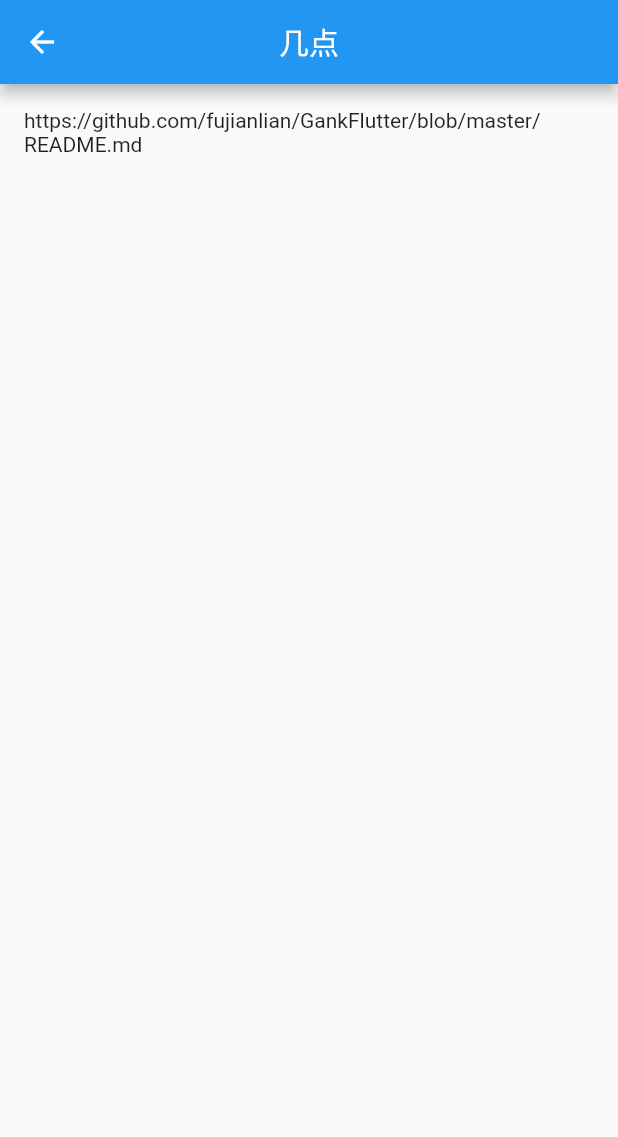
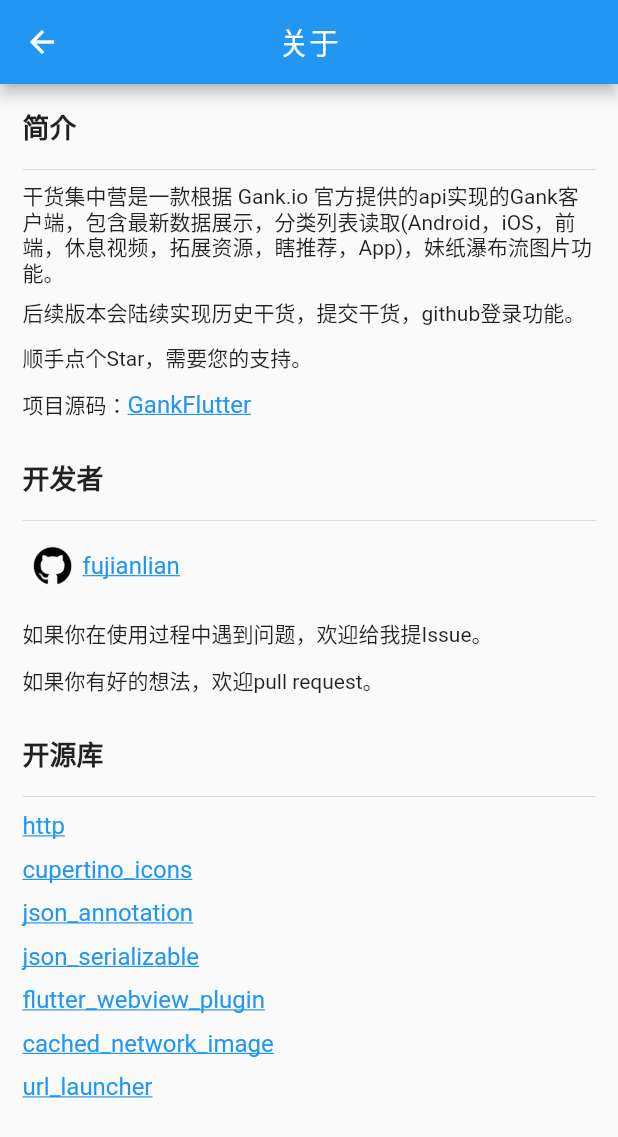
Before and after one commit to fujianlian/GankFlutter, a Flutter app: the screen it shows after launch, item 4 of the bottom bar chosen, after a tap on "关于", on a phone screen of 412 x 824 dp. Shown: the top 1137 px of the screen. Run offline on Flutter 3.47's test engine with Material 2 defaults, Android fonts, the phone set to English and light mode, and no system bars; our stand-ins replace cached_network_image; missing offline and left inert: flutter_webview_plugin; network calls fail.

Commit message:
新增关于页面

```diff
--- /dev/null
+++ b/lib/gank/AboutPage.dart
@@ -0,0 +1,177 @@
+import 'package:flutter/material.dart';
+import 'package:url_launcher/url_launcher.dart';
+
+class AboutPage extends StatelessWidget {
+  Color _color;
+
+  IconData _backIcon(BuildContext context) {
+    switch (Theme.of(context).platform) {
+      case TargetPlatform.android:
+      case TargetPlatform.fuchsia:
+        return Icons.arrow_back;
+      case TargetPlatform.iOS:
+        return Icons.arrow_back_ios;
+    }
+    assert(false);
+    return null;
+  }
+
+  @override
+  Widget build(BuildContext context) {
+    _color = Theme.of(context).accentColor;
+    return new Scaffold(
+        appBar: new AppBar(
+          title: new Text("关于"),
+          centerTitle: true,
+          leading: Builder(
+            builder: (BuildContext context) {
+              return IconButton(
+                icon: Icon(_backIcon(context)),
+                onPressed: () {
+                  Navigator.pop(context);
+                },
+              );
+            },
+          ),
+        ),
+        body: ListView(
+          padding: EdgeInsets.all(15.0),
+          children: <Widget>[_introduction(), _developer(), _openLibrary()],
+        ));
+  }
+
+  /// 简介
+  Widget _introduction() {
+    return new Column(
+      crossAxisAlignment: CrossAxisAlignment.start,
+      children: <Widget>[
+        new Text("简介",
+            style: new TextStyle(fontWeight: FontWeight.w600, fontSize: 18.0)),
+        _line(),
+        Padding(
+          padding: const EdgeInsets.only(top: 10.0),
+        ),
+        new Text(
+          "干货集中营是一款根据 Gank.io 官方提供的api实现的Gank客户端，包含最新数据展示，"
+              "分类列表读取(Android，iOS，前端，休息视频，拓展资源，瞎推荐，App)，妹纸瀑布流图片功能。",
+          style: new TextStyle(height: 1.2),
+        ),
+        Padding(
+          padding: const EdgeInsets.only(top: 10.0),
+        ),
+        new Text("后续版本会陆续实现历史干货，提交干货，github登录功能。",
+            style: new TextStyle(height: 1.2)),
+        Padding(
+          padding: const EdgeInsets.only(top: 10.0),
+        ),
+        new Text("顺手点个Star，需要您的支持。"),
+        Padding(
+          padding: const EdgeInsets.only(top: 10.0),
+        ),
+        new Row(
+          children: <Widget>[
+            new Text("项目源码："),
+            _linkText(
+                "GankFlutter", "https://github.com/fujianlian/GankFlutter")
+          ],
+        )
+      ],
+    );
+  }
+
+  /// 开发者
+  Widget _developer() {
+    return new Container(
+        margin: EdgeInsets.only(top: 25.0, bottom: 25.0),
+        child: new Column(
+          crossAxisAlignment: CrossAxisAlignment.start,
+          children: <Widget>[
+            new Text("开发者",
+                style:
+                    new TextStyle(fontWeight: FontWeight.w600, fontSize: 18.0)),
+            _line(),
+            Padding(
+              padding: const EdgeInsets.only(top: 10.0),
+            ),
+            new Row(
+              children: <Widget>[
+                new Image(
+                    image: AssetImage("images/github.png"),
+                    height: 40,
+                    width: 40),
+                _linkText("fujianlian", "https://github.com/fujianlian")
+              ],
+            ),
+            Padding(
+              padding: const EdgeInsets.only(top: 15.0),
+            ),
+            new Text("如果你在使用过程中遇到问题，欢迎给我提Issue。"),
+            Padding(
+              padding: const EdgeInsets.only(top: 10.0),
+            ),
+            new Text("如果你有好的想法，欢迎pull request。"),
+          ],
+        ));
+  }
+
+  /// 开源库
+  Widget _openLibrary() {
+    return new Column(
+        crossAxisAlignment: CrossAxisAlignment.start,
+        children: <Widget>[
+          new Text("开源库",
+              style:
+                  new TextStyle(fontWeight: FontWeight.w600, fontSize: 18.0)),
+          _line(),
+          _linkTextPadding("http", "https://pub.dartlang.org/packages/http"),
+          _linkTextPadding("cupertino_icons",
+              "https://pub.dartlang.org/packages/cupertino_icons"),
+          _linkTextPadding("json_annotation",
+              "https://github.com/dart-lang/json_serializable"),
+          _linkTextPadding("json_serializable",
+              "https://github.com/dart-lang/json_serializable"),
+          _linkTextPadding("flutter_webview_plugin",
+              "https://github.com/dart-flitter/flutter_webview_plugin"),
+          _linkTextPadding("cached_network_image",
+              "https://github.com/renefloor/flutter_cached_network_image"),
+          _linkTextPadding("url_launcher",
+              "https://github.com/flutter/plugins/tree/master/packages/url_launcher"),
+        ]);
+  }
+
+  Widget _line() {
+    return Padding(
+      padding: const EdgeInsets.only(top: 15.0),
+      child: Divider(height: 0.0),
+    );
+  }
+
+  Widget _linkText(String text, String url) {
+    return new Column(
+      children: <Widget>[
+        new GestureDetector(
+          onTap: () {
+            launch(url);
+          },
+          child: new Text(text,
+              style: new TextStyle(
+                color: _color,
+                fontSize: 16.0,
+                decoration: TextDecoration.underline,
+              )),
+        ),
+      ],
+    );
+  }
+
+  Widget _linkTextPadding(String text, String url) {
+    return new Column(
+      children: <Widget>[
+        Padding(
+          padding: const EdgeInsets.only(top: 10.0),
+        ),
+        _linkText(text, url)
+      ],
+    );
+  }
+}
--- a/lib/gank/MarkDownPage.dart
+++ /dev/null
@@ -1,53 +0,0 @@
-import 'package:flutter/material.dart';
-import 'package:flutter_markdown/flutter_markdown.dart';
-
-class MarkDownPage extends StatefulWidget {
-  MarkDownPage({Key key, this.title}) : super(key: key);
-
-  final String title;
-
-  @override
-  State<StatefulWidget> createState() {
-    return new MarkDownPageState();
-  }
-}
-const String _markdownData = "https://github.com/fujianlian/GankFlutter/blob/master/README.md";
-
-class MarkDownPageState extends State<MarkDownPage> {
-
-  var contexts;
-
-  IconData _backIcon() {
-    switch (Theme.of(contexts).platform) {
-      case TargetPlatform.android:
-      case TargetPlatform.fuchsia:
-        return Icons.arrow_back;
-      case TargetPlatform.iOS:
-        return Icons.arrow_back_ios;
-    }
-    assert(false);
-    return null;
-  }
-
-  @override
-  Widget build(BuildContext context) {
-    contexts = context;
-    return new Scaffold(
-      appBar: new AppBar(
-        title: new Text(widget.title),
-        centerTitle: true,
-        leading: Builder(
-          builder: (BuildContext context) {
-            return IconButton(
-              icon: Icon(_backIcon()),
-              onPressed: () {
-                Navigator.pop(contexts);
-              },
-            );
-          },
-        ),
-      ),
-        body: const Markdown(data: _markdownData)
-    );
-  }
-}
--- a/lib/gank/MyPage.dart
+++ b/lib/gank/MyPage.dart
@@ -1,5 +1,5 @@
 import 'package:flutter/material.dart';
-import 'package:flutter_gank/gank/MarkDownPage.dart';
+import 'package:flutter_gank/gank/AboutPage.dart';
 import 'package:url_launcher/url_launcher.dart';
 
 class MyPage extends StatefulWidget {
@@ -96,7 +96,7 @@ class _MyPageState extends State<MyPage> {
             onTap: () {
               Navigator.push(_context,
                   new MaterialPageRoute(builder: (context) {
-                return new MarkDownPage(title: "几点");
+                return new AboutPage();
               }));
             },
           ),
--- a/pubspec.yaml
+++ b/pubspec.yaml
@@ -24,7 +24,6 @@ dependencies:
   flutter_webview_plugin: ^0.3.0+2
   cached_network_image: ^0.5.1
   url_launcher: ^4.0.3
-  flutter_markdown: ^0.2.0
 
 dev_dependencies:
   flutter_test:
@@ -48,6 +47,7 @@ flutter:
       - images/fuli.png
       - images/holder.png
       - images/avatar.png
+      - images/github.png
 
   # To add assets to your application, add an assets section, like this:
   # assets:
```
Also changed, not shown: images/github.png (added).
